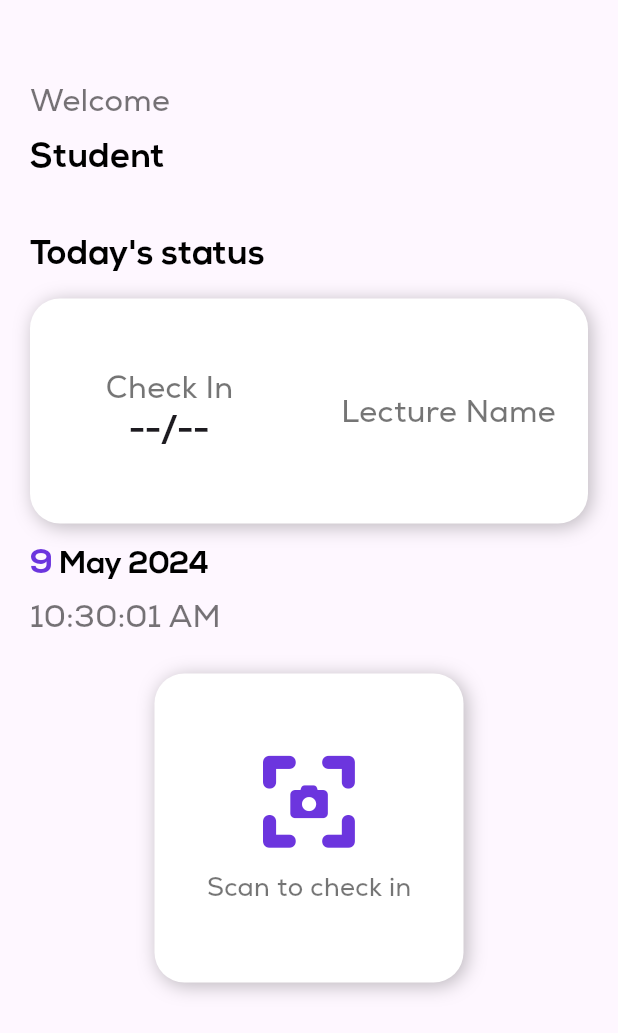
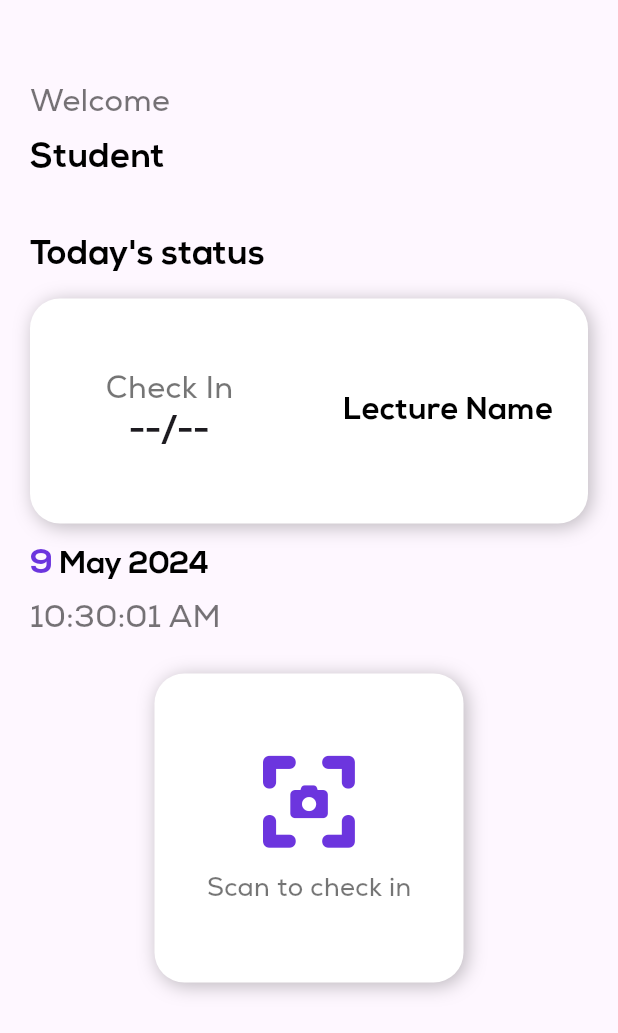
Before and after one commit to Kafka588/QR_attendance, a Flutter app: the TodayScreen screen opened directly, on a phone screen of 412 x 824 dp. Shown: the top 1033 px of the screen. Run offline on Flutter 3.47's test engine with Material 3 defaults, Android fonts, the light colour scheme and no system bars; our stand-ins replace cloud_firestore, firebase_core, flutter_keyboard_visibility, font_awesome_flutter, geolocator, shared_preferences and 1 more; missing offline and left inert: flutter_barcode_scanner, month_year_picker; accounts and stored records are empty.

Commit message:
small fix

```diff
--- a/lib/todayscreen.dart
+++ b/lib/todayscreen.dart
@@ -331,9 +331,9 @@ class _TodayScreenState extends State<TodayScreen> {
                         Text(
                           "Lecture Name",
                           style: TextStyle(
-                            fontFamily: "NexaRegular",
+                            fontFamily: "NexaBold",
                             fontSize: screenWidth / 20,
-                            color: Colors.black54,
+                            color: Colors.black,
                           ),
                         ),
                       ],
```
Also changed, not shown: lib/calendarscreen.dart (+2 -9 lines).
